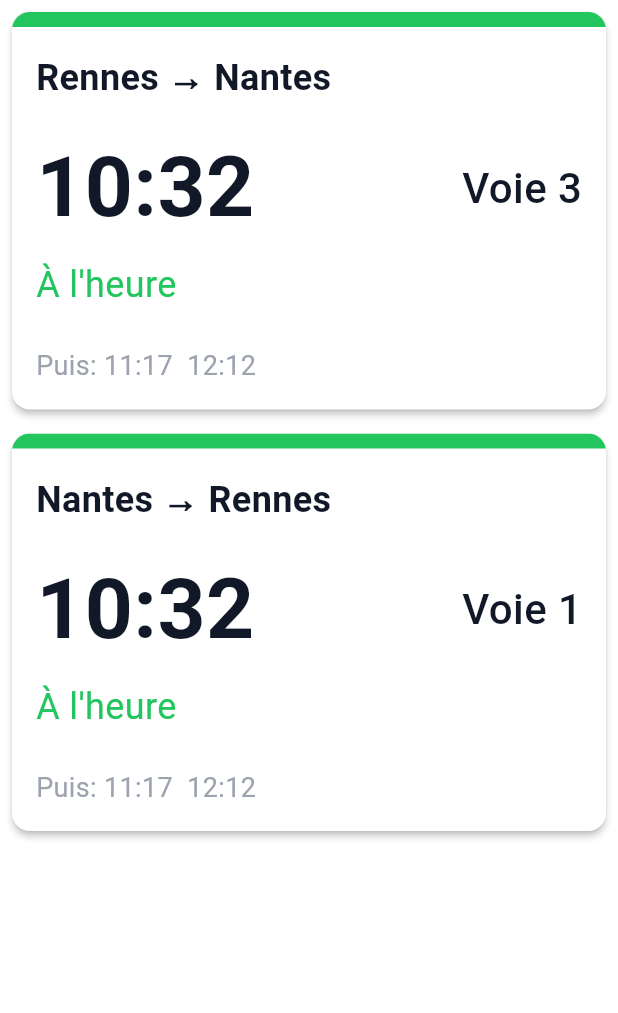
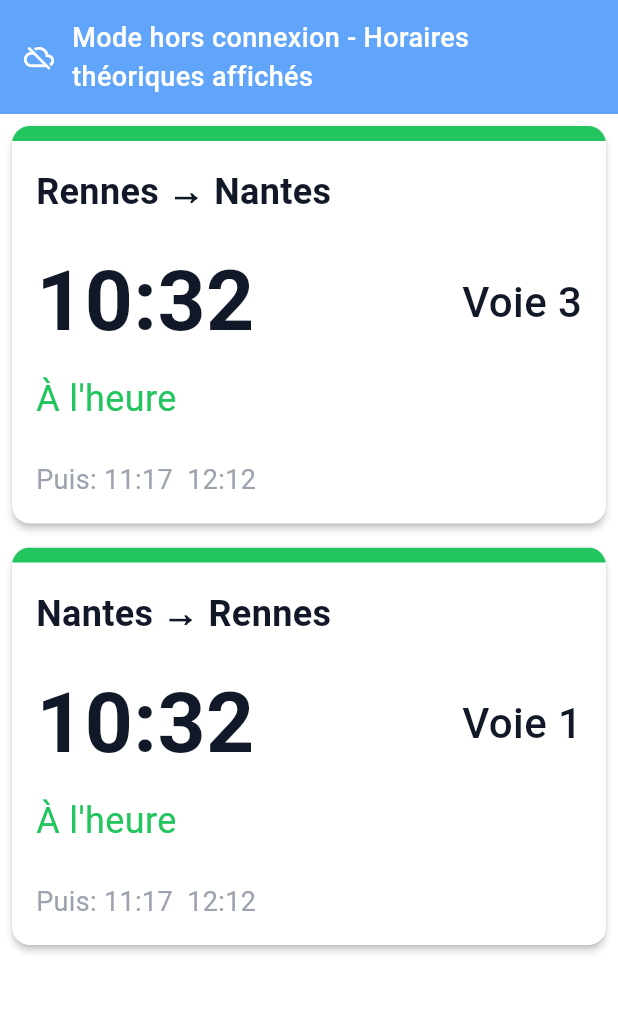
Before and after one commit to klutchnikoff/surlequai, a Flutter app: the screen it shows after launch, on a phone screen of 412 x 824 dp, the part 84-1097 px from its top. Run offline on Flutter 3.47's test engine with Material 3 defaults, Android fonts, the phone set to English and light mode, and no system bars; our stand-ins replace shared_preferences.

Commit message:
feat: bandeaux d'état de connexion
Implémentation des bandeaux d'information pour l'état de connexion.

Nouveaux fichiers :
- lib/models/connection_status.dart : Enum (online, offline, syncing, error)
- lib/widgets/status_banner.dart : Widget de bandeau animé avec couleurs/icônes contextuelles

Modifications :
- lib/services/trip_provider.dart :
  * Ajout de _connectionStatus (défaut: offline)
  * Getter public connectionStatus
  * Gestion des transitions d'état dans refreshDepartures()
  * Auto-dismiss de l'erreur vers offline après 3s

- lib/screens/home_screen.dart :
  * StatusBanner affiché en haut (Column)
  * Contenu existant dans Expanded

Types de bandeaux :
- Offline (bleu) : 'Mode hors connexion - Horaires théoriques affichés'
- Syncing (gris) : 'Mise à jour en cours...' + spinner
- Error (rouge) : 'Impossible de récupérer les données' (3s puis offline)
- Online : Caché

Prépare l'infrastructure pour l'intégration API SNCF.

Co-Authored-By: Claude Sonnet 4.5 <noreply@anthropic.com>

```diff
--- /dev/null
+++ b/lib/models/connection_status.dart
@@ -0,0 +1,17 @@
+/// État de la connexion de l'application
+///
+/// Utilisé pour afficher les bandeaux d'information appropriés
+/// à l'utilisateur selon l'état du réseau et de la synchronisation.
+enum ConnectionStatus {
+  /// Connecté avec succès, données temps réel disponibles
+  online,
+
+  /// Mode hors connexion, affichage des horaires théoriques uniquement
+  offline,
+
+  /// Synchronisation en cours (refresh des données)
+  syncing,
+
+  /// Erreur lors de la récupération des données
+  error,
+}
--- a/lib/screens/home_screen.dart
+++ b/lib/screens/home_screen.dart
@@ -6,6 +6,7 @@ import 'package:surlequai/services/trip_provider.dart';
 import 'package:surlequai/widgets/direction_card.dart';
 import 'package:surlequai/widgets/last_update_indicator.dart';
 import 'package:surlequai/widgets/schedules_modal.dart';
+import 'package:surlequai/widgets/status_banner.dart';
 import 'package:surlequai/widgets/trips_drawer.dart';
 
 class HomeScreen extends StatelessWidget {
@@ -80,7 +81,13 @@ class HomeScreen extends StatelessWidget {
       return const Center(child: CircularProgressIndicator());
     }
 
-    return RefreshIndicator(
+    return Column(
+      children: [
+        // Bandeau d'état
+        StatusBanner(status: tripProvider.connectionStatus),
+        // Contenu principal
+        Expanded(
+          child: RefreshIndicator(
             onRefresh: () => tripProvider.refreshDepartures(),
             child: Padding(
               padding: const EdgeInsets.symmetric(horizontal: 8.0),
@@ -93,12 +100,15 @@ class HomeScreen extends StatelessWidget {
                   ),
                   DirectionCard(
                     viewModel: viewModelReturn,
-              onTap: () => _showSchedulesModal(context, viewModelReturn.title,
-                  tripProvider.departuresReturn),
+                    onTap: () => _showSchedulesModal(context,
+                        viewModelReturn.title, tripProvider.departuresReturn),
                   ),
                 ],
               ),
             ),
+          ),
+        ),
+      ],
     );
   }
 }
--- a/lib/services/trip_provider.dart
+++ b/lib/services/trip_provider.dart
@@ -3,6 +3,7 @@ import 'dart:convert';
 import 'package:flutter/material.dart';
 import 'package:flutter/services.dart';
 import 'package:shared_preferences/shared_preferences.dart';
+import 'package:surlequai/models/connection_status.dart';
 import 'package:surlequai/models/departure.dart';
 import 'package:surlequai/models/direction_card_view_model.dart';
 import 'package:surlequai/models/station.dart';
@@ -30,6 +31,9 @@ class TripProvider with ChangeNotifier {
   // Timestamp de la dernière mise à jour
   DateTime? _lastUpdate;
 
+  // État de la connexion
+  ConnectionStatus _connectionStatus = ConnectionStatus.offline;
+
   // Dependencies
   final SettingsProvider _settingsProvider;
 
@@ -42,6 +46,7 @@ class TripProvider with ChangeNotifier {
   List<Departure> get departuresGo => _departuresGo;
   List<Departure> get departuresReturn => _departuresReturn;
   DateTime? get lastUpdate => _lastUpdate;
+  ConnectionStatus get connectionStatus => _connectionStatus;
 
   TripProvider(this._settingsProvider) {
     _loadTrips();
@@ -86,6 +91,11 @@ class TripProvider with ChangeNotifier {
   /// Pour l'instant, recharge les mock data.
   /// TODO: Remplacer par un appel API une fois le service API implémenté
   Future<void> refreshDepartures() async {
+    // Passer en mode synchronisation
+    _connectionStatus = ConnectionStatus.syncing;
+    notifyListeners();
+
+    try {
       // Simule un délai réseau (à retirer une fois l'API réelle en place)
       await Future.delayed(AppConstants.mockNetworkDelay);
 
@@ -100,10 +110,26 @@ class TripProvider with ChangeNotifier {
       // Pour l'instant, on reconstruit juste les ViewModels avec les mock data
       _buildViewModels();
       _lastUpdate = DateTime.now();
+
+      // Succès : mode online
+      _connectionStatus = ConnectionStatus.online;
       notifyListeners();
 
       // Feedback haptique pour indiquer que le rafraîchissement est terminé
       HapticFeedback.mediumImpact();
+    } catch (e) {
+      // En cas d'erreur, passer en mode erreur
+      _connectionStatus = ConnectionStatus.error;
+      notifyListeners();
+
+      // Revenir en mode offline après 3 secondes
+      Future.delayed(const Duration(seconds: 3), () {
+        if (_connectionStatus == ConnectionStatus.error) {
+          _connectionStatus = ConnectionStatus.offline;
+          notifyListeners();
+        }
+      });
+    }
   }
 
   void _buildViewModels() {
--- /dev/null
+++ b/lib/widgets/status_banner.dart
@@ -0,0 +1,93 @@
+import 'package:flutter/material.dart';
+import 'package:surlequai/models/connection_status.dart';
+import 'package:surlequai/theme/colors.dart';
+import 'package:surlequai/theme/text_styles.dart';
+import 'package:surlequai/utils/constants.dart';
+
+/// Bandeau d'état affiché en haut de l'écran principal
+///
+/// Affiche un message contextuel selon l'état de connexion :
+/// - Offline : Bleu, "Mode hors connexion"
+/// - Syncing : Gris, "Mise à jour en cours..."
+/// - Error : Rouge, "Impossible de récupérer les données"
+/// - Online : Caché
+class StatusBanner extends StatelessWidget {
+  final ConnectionStatus status;
+
+  const StatusBanner({
+    super.key,
+    required this.status,
+  });
+
+  @override
+  Widget build(BuildContext context) {
+    // Ne rien afficher si online
+    if (status == ConnectionStatus.online) {
+      return const SizedBox.shrink();
+    }
+
+    // Déterminer la couleur et le message selon le statut
+    Color backgroundColor;
+    IconData icon;
+    String message;
+
+    switch (status) {
+      case ConnectionStatus.offline:
+        backgroundColor = AppColors.offline;
+        icon = Icons.cloud_off;
+        message = 'Mode hors connexion - Horaires théoriques affichés';
+        break;
+      case ConnectionStatus.syncing:
+        backgroundColor = AppColors.secondary;
+        icon = Icons.sync;
+        message = 'Mise à jour en cours...';
+        break;
+      case ConnectionStatus.error:
+        backgroundColor = AppColors.cancelled;
+        icon = Icons.error_outline;
+        message = 'Impossible de récupérer les données';
+        break;
+      case ConnectionStatus.online:
+        // Déjà géré au-dessus, mais nécessaire pour le switch exhaustif
+        backgroundColor = Colors.transparent;
+        icon = Icons.check;
+        message = '';
+        break;
+    }
+
+    return AnimatedContainer(
+      duration: AppConstants.normalAnimationDuration,
+      curve: Curves.easeInOut,
+      color: backgroundColor,
+      padding: const EdgeInsets.symmetric(horizontal: 16.0, vertical: 12.0),
+      child: Row(
+        children: [
+          Icon(
+            icon,
+            color: Colors.white,
+            size: 20,
+          ),
+          const SizedBox(width: 12),
+          Expanded(
+            child: Text(
+              message,
+              style: AppTextStyles.small.copyWith(
+                color: Colors.white,
+                fontWeight: FontWeight.w500,
+              ),
+            ),
+          ),
+          if (status == ConnectionStatus.syncing)
+            const SizedBox(
+              width: 16,
+              height: 16,
+              child: CircularProgressIndicator(
+                strokeWidth: 2,
+                valueColor: AlwaysStoppedAnimation<Color>(Colors.white),
+              ),
+            ),
+        ],
+      ),
+    );
+  }
+}
```
Lines whose indentation alone changed are shown as unchanged.
